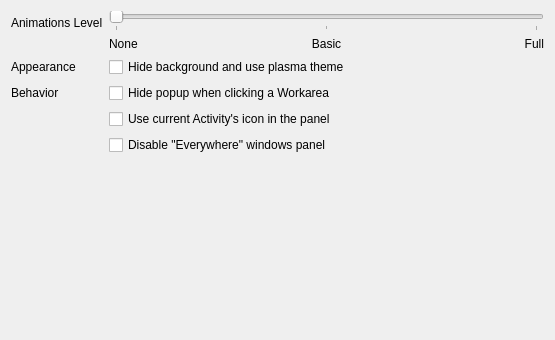
First picture: the form in package/contents/ui/config.ui, repository psifidotos/workflow-project, before the edit.
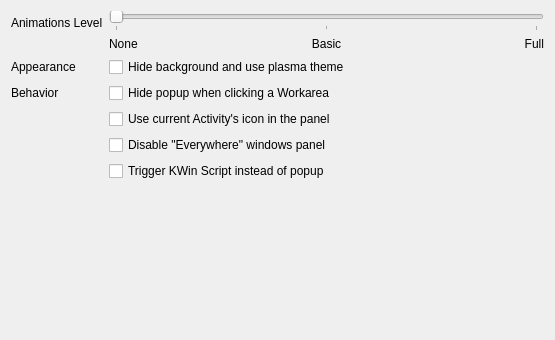
Second picture: the form after the edit.

Commit message: added trigger kwin script instead of pop up window

```diff
--- a/package/contents/ui/config.ui
+++ b/package/contents/ui/config.ui
@@ -150,6 +150,16 @@
      </property>
     </widget>
    </item>
+   <item row="6" column="1">
+    <widget class="QCheckBox" name="kcfg_TriggerKWinScript">
+     <property name="toolTip">
+      <string>&lt;html&gt;&lt;head/&gt;&lt;body&gt;&lt;p&gt;This choice enables the plasmoid icon to trigger the WorkFlow KWin Script and not show the popup window&lt;/p&gt;&lt;/body&gt;&lt;/html&gt;</string>
+     </property>
+     <property name="text">
+      <string>Trigger KWin Script instead of popup</string>
+     </property>
+    </widget>
+   </item>
   </layout>
  </widget>
  <resources/>
```
The commit also changes 5 other files.
